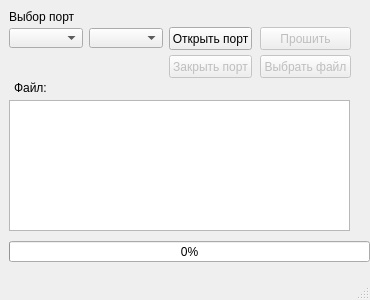
Khmol/Loader, file Serial_Qt.ui: the form before one commit.
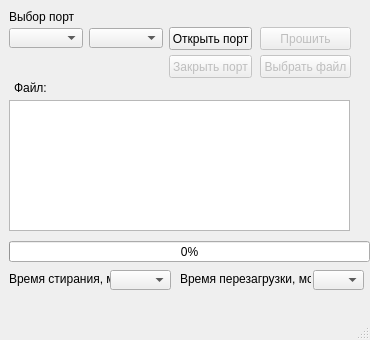
The form after the commit. Icons and pictures are not drawn.

Patch:
```diff
--- a/Serial_Qt.ui
+++ b/Serial_Qt.ui
@@ -7,19 +7,19 @@
     <x>0</x>
     <y>0</y>
     <width>370</width>
-    <height>300</height>
+    <height>340</height>
    </rect>
   </property>
   <property name="minimumSize">
    <size>
     <width>370</width>
-    <height>300</height>
+    <height>340</height>
    </size>
   </property>
   <property name="maximumSize">
    <size>
     <width>370</width>
-    <height>300</height>
+    <height>340</height>
    </size>
   </property>
   <property name="windowTitle">
@@ -170,6 +170,52 @@
      <string>Закрыть порт</string>
     </property>
    </widget>
+   <widget class="QLabel" name="label_Erase_Time">
+    <property name="geometry">
+     <rect>
+      <x>9</x>
+      <y>271</y>
+      <width>101</width>
+      <height>16</height>
+     </rect>
+    </property>
+    <property name="text">
+     <string>Время стирания, мс</string>
+    </property>
+   </widget>
+   <widget class="QComboBox" name="comboBox_Erase_Time">
+    <property name="geometry">
+     <rect>
+      <x>110</x>
+      <y>270</y>
+      <width>61</width>
+      <height>20</height>
+     </rect>
+    </property>
+   </widget>
+   <widget class="QLabel" name="label_Reset_Time">
+    <property name="geometry">
+     <rect>
+      <x>180</x>
+      <y>271</y>
+      <width>131</width>
+      <height>16</height>
+     </rect>
+    </property>
+    <property name="text">
+     <string>Время перезагрузки, мс</string>
+    </property>
+   </widget>
+   <widget class="QComboBox" name="comboBox_Reset_Time">
+    <property name="geometry">
+     <rect>
+      <x>313</x>
+      <y>270</y>
+      <width>51</width>
+      <height>20</height>
+     </rect>
+    </property>
+   </widget>
   </widget>
   <widget class="QMenuBar" name="menubar">
    <property name="geometry">
```
Left out of the diff: 2 changed lines with no effect on the pictures.
